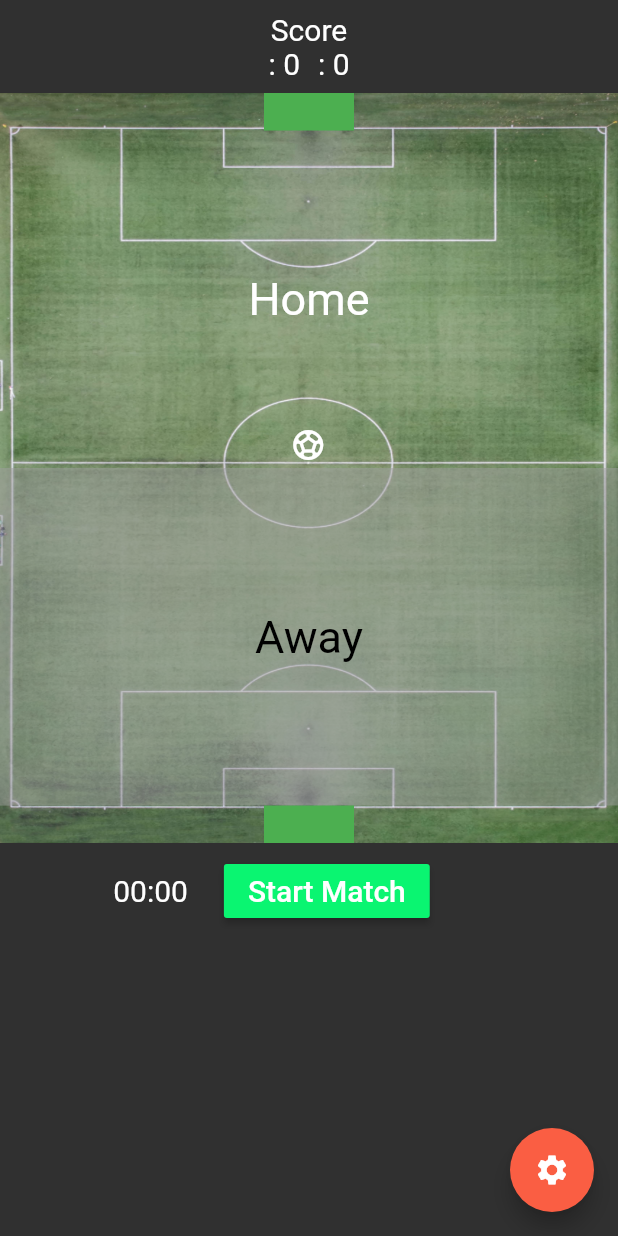
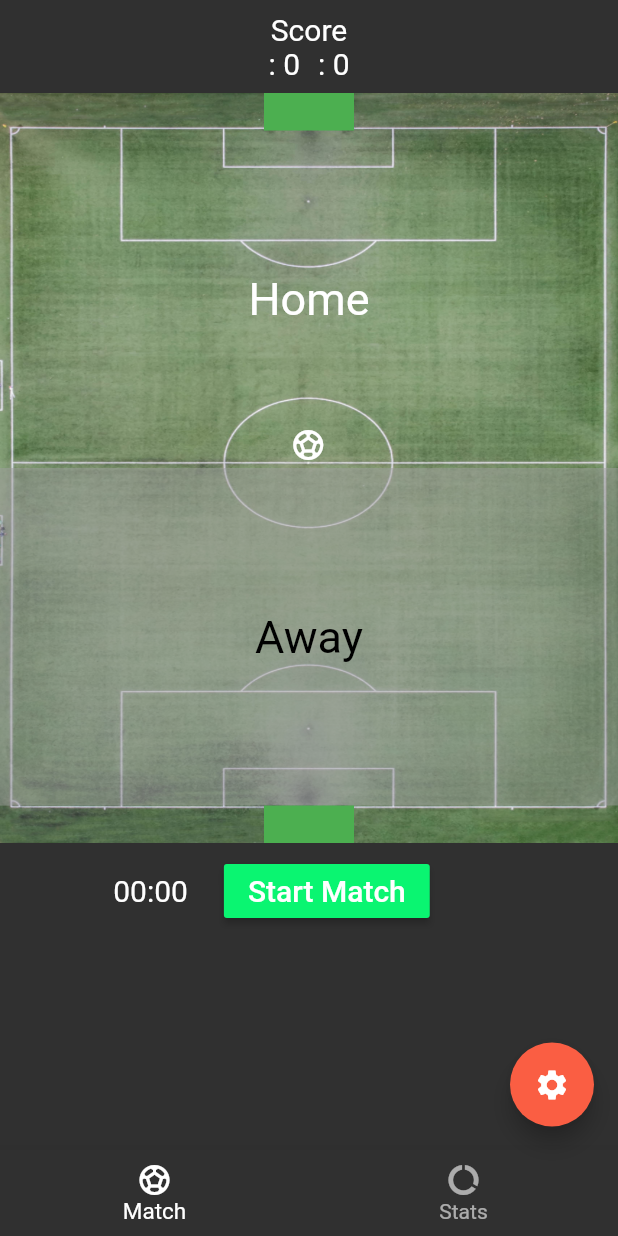
Before and after one commit to mariusschroeter/simple-football-tracker, a Flutter app: the AddMatchStartMatchScreen screen opened directly with empty values, on a phone screen of 412 x 824 dp. Run offline on Flutter 3.47's test engine with Material 2 defaults, Android fonts, the phone set to English and light mode, and no system bars; our stand-ins replace flutter_svg; network calls fail; Roboto replaces fonts that are missing (Georgia).

Commit message:
#add working tab bar #NEXT:will stats tab with info

```diff
--- a/lib/screens/add_match_start_match.screen.dart
+++ b/lib/screens/add_match_start_match.screen.dart
@@ -431,10 +431,32 @@ class _AddMatchStartMatchScreenState extends State<AddMatchStartMatchScreen> {
       //     ),
       //   ],
       // ),
+      bottomNavigationBar: BottomNavigationBar(
+        type: BottomNavigationBarType.fixed,
+        selectedItemColor: Colors.white,
+        unselectedItemColor: Colors.white.withOpacity(.60),
+        selectedFontSize: 15,
+        unselectedFontSize: 14,
+        onTap: (value) {
+          setState(() => _currentIndex = value);
+        },
+        currentIndex: _currentIndex,
+        items: [
+          BottomNavigationBarItem(
+            label: 'Match',
+            icon: Icon(Icons.sports_soccer),
+          ),
+          BottomNavigationBarItem(
+            label: 'Stats',
+            icon: Icon(Icons.data_usage),
+          ),
+        ],
+      ),
       body: SingleChildScrollView(
         child: Padding(
           padding: EdgeInsets.only(top: statusBarHeight),
-          child: Column(
+          child: _currentIndex == 0
+              ? Column(
                   children: [
                     Padding(
                       padding: const EdgeInsets.all(8.0),
@@ -448,13 +470,15 @@ class _AddMatchStartMatchScreenState extends State<AddMatchStartMatchScreen> {
                             mainAxisAlignment: MainAxisAlignment.center,
                             children: [
                               NormalTextSize(
-                            title: "$homeTeam: " + _homeTeamGoals.toString(),
+                                  title:
+                                      "$homeTeam: " + _homeTeamGoals.toString(),
                                   color: Colors.white),
                               SizedBox(
                                 width: 12,
                               ),
                               NormalTextSize(
-                            title: "$awayTeam: " + _awayTeamGoals.toString(),
+                                  title:
+                                      "$awayTeam: " + _awayTeamGoals.toString(),
                                   color: Colors.white),
                             ],
                           ),
@@ -466,8 +490,8 @@ class _AddMatchStartMatchScreenState extends State<AddMatchStartMatchScreen> {
                         width: double.infinity,
                         decoration: BoxDecoration(
                           image: DecorationImage(
-                      image:
-                          AssetImage("lib/resources/images/football_field.jpg"),
+                            image: AssetImage(
+                                "lib/resources/images/football_field.jpg"),
                             fit: BoxFit.fill,
                           ),
                         ),
@@ -491,7 +515,8 @@ class _AddMatchStartMatchScreenState extends State<AddMatchStartMatchScreen> {
                                     _showPercentages || _showHeatMap
                                         ? ListView.builder(
                                             padding: EdgeInsets.all(0),
-                                      physics: NeverScrollableScrollPhysics(),
+                                            physics:
+                                                NeverScrollableScrollPhysics(),
                                             itemBuilder: (ctx, i) => Container(
                                               height: 450 / widget.zoneLines,
                                               child: FieldZoneRow(
@@ -499,7 +524,8 @@ class _AddMatchStartMatchScreenState extends State<AddMatchStartMatchScreen> {
                                                 percentages:
                                                     _getZonePercentages(i + 1)
                                                         .percentages,
-                                          showPercentages: _showPercentages,
+                                                showPercentages:
+                                                    _showPercentages,
                                                 showHeatMap: _showHeatMap,
                                               ),
                                             ),
@@ -581,12 +607,14 @@ class _AddMatchStartMatchScreenState extends State<AddMatchStartMatchScreen> {
                                       child: Column(
                                         children: [
                                           InkWell(
-                                      onTap: () => _switchTeamBallPossession(
+                                            onTap: () =>
+                                                _switchTeamBallPossession(
                                                     isHome: true),
                                             child: Container(
                                               color: _homeTeamBallPossession
                                                   ? Colors.transparent
-                                            : Colors.grey.withOpacity(0.5),
+                                                  : Colors.grey
+                                                      .withOpacity(0.5),
                                               width: double.infinity,
                                               height: 225,
                                               child: Center(
@@ -599,12 +627,14 @@ class _AddMatchStartMatchScreenState extends State<AddMatchStartMatchScreen> {
                                             ),
                                           ),
                                           InkWell(
-                                      onTap: () => _switchTeamBallPossession(
+                                            onTap: () =>
+                                                _switchTeamBallPossession(
                                                     isHome: false),
                                             child: Container(
                                               color: !_homeTeamBallPossession
                                                   ? Colors.transparent
-                                            : Colors.grey.withOpacity(0.5),
+                                                  : Colors.grey
+                                                      .withOpacity(0.5),
                                               width: double.infinity,
                                               height: 225,
                                               child: Center(
@@ -639,7 +669,8 @@ class _AddMatchStartMatchScreenState extends State<AddMatchStartMatchScreen> {
                             children: [
                               Column(
                                 children: [
-                            NormalTextSize(title: '$time', color: Colors.white),
+                                  NormalTextSize(
+                                      title: '$time', color: Colors.white),
                                   extraTime != null
                                       ? NormalTextSize(
                                           title: '$extraTime',
@@ -675,9 +706,11 @@ class _AddMatchStartMatchScreenState extends State<AddMatchStartMatchScreen> {
                                               ? 'Start 2nd Half'
                                               : _matchPause
                                                   ? 'Resume Match'
-                                            : _isExtraTime && !_matchHalfTime
+                                                  : _isExtraTime &&
+                                                          !_matchHalfTime
                                                       ? 'End Half'
-                                                : _isExtraTime && _matchHalfTime
+                                                      : _isExtraTime &&
+                                                              _matchHalfTime
                                                           ? 'End Match'
                                                           : 'Pause Match',
                                     ),
@@ -691,6 +724,12 @@ class _AddMatchStartMatchScreenState extends State<AddMatchStartMatchScreen> {
                     ),
                     //Timer End ---
                   ],
+                )
+              : Container(
+                  child: NormalTextSize(
+                    title: 'Stats',
+                    color: Colors.white,
+                  ),
                 ),
         ),
       ),
```
Lines whose indentation alone changed are shown as unchanged.
